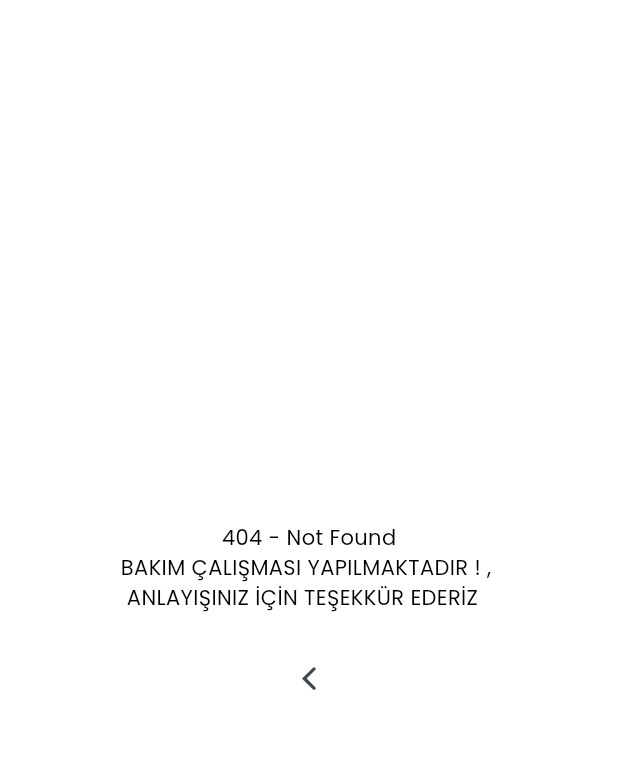
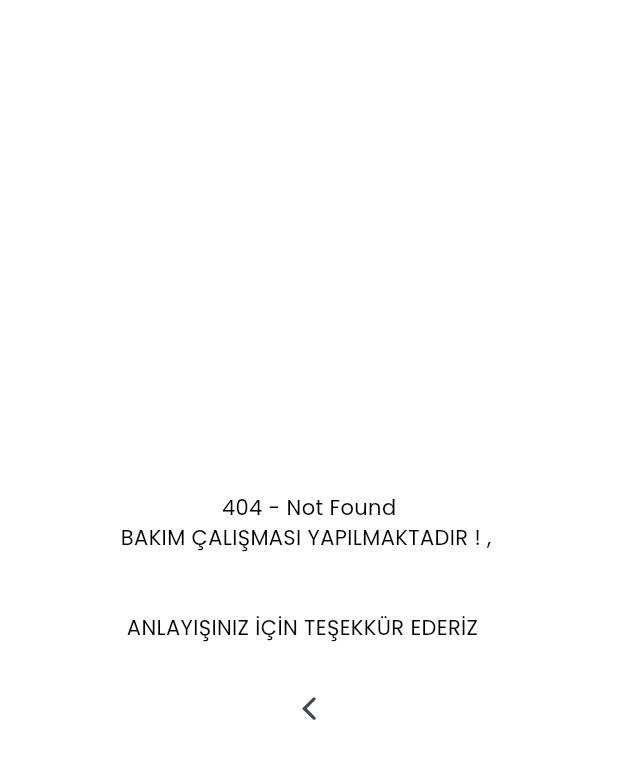
Before and after one commit to 13THZOGII/FlutterMarket, a Flutter app: the ErrorScreen screen opened directly, on a phone screen of 412 x 824 dp. Shown: the top 759 px of the screen. Run offline on Flutter 3.47's test engine with Material 3 defaults, Android fonts, the phone set to English and light mode, and no system bars; our stand-ins replace file_picker, firebase_auth, firebase_core, flex_color_scheme, flutter_bloc, flutter_secure_storage and 6 more; accounts and stored records are empty; network calls fail.

Commit message:
Yazılar Değişti

```diff
--- a/lib/screens/core/error.dart
+++ b/lib/screens/core/error.dart
@@ -21,7 +21,7 @@ class _ErrorScreenState extends State<ErrorScreen> {
         children: [
           const Text("404 - Not Found"),
           const Text(
-              "BAKIM ÇALIŞMASI YAPILMAKTADIR ! , \n ANLAYIŞINIZ İÇİN TEŞEKKÜR EDERİZ"),
+              "BAKIM ÇALIŞMASI YAPILMAKTADIR ! , \n\n\n ANLAYIŞINIZ İÇİN TEŞEKKÜR EDERİZ"),
           const Gap(20),
           IconButton(
             onPressed: () => GoRouter.of(context).pop(),
```
